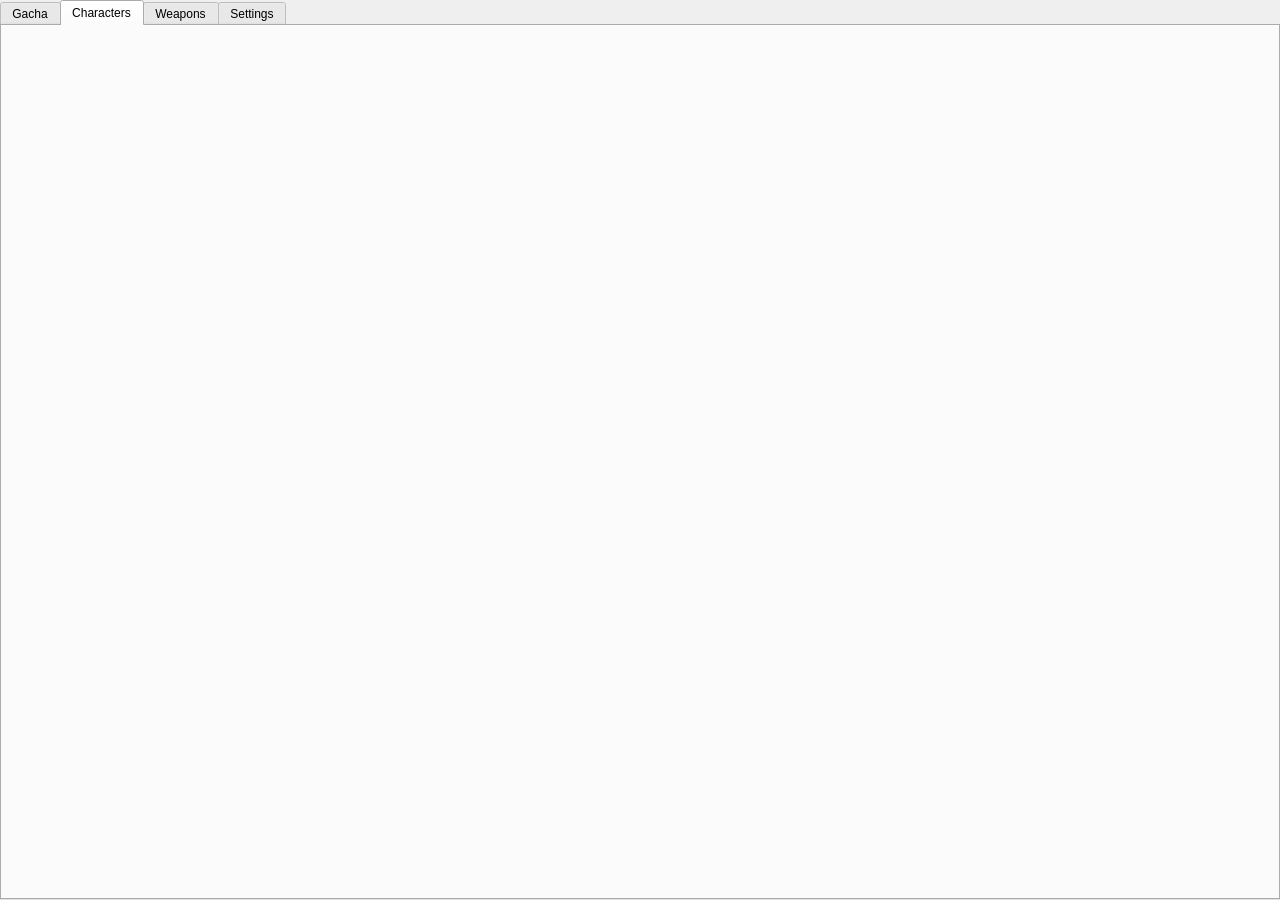
Before: the Qt Designer form tools/designer/degeneranki.ui in omn0mn0m/GachAnki, drawn with Qt 5.
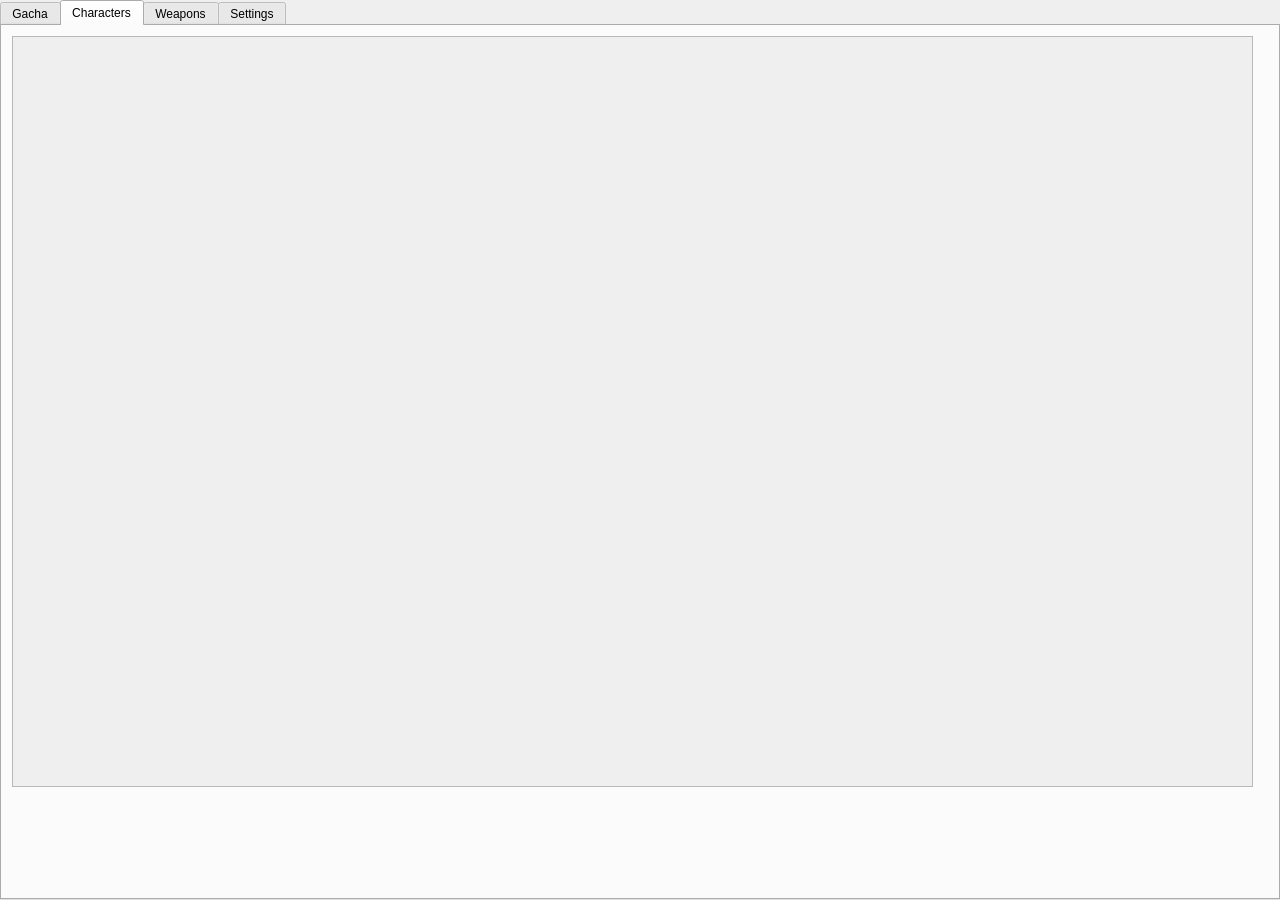
After: the same form once the commit is applied. The open tabs and pages were chosen to show the change. Icons and pictures are not drawn.

Commit message: Removed weapons

```diff
--- a/tools/designer/degeneranki.ui
+++ b/tools/designer/degeneranki.ui
@@ -89,6 +89,35 @@
    <attribute name="title">
     <string>Characters</string>
    </attribute>
+   <widget class="QScrollArea" name="scrollArea">
+    <property name="geometry">
+     <rect>
+      <x>10</x>
+      <y>10</y>
+      <width>1241</width>
+      <height>751</height>
+     </rect>
+    </property>
+    <property name="layoutDirection">
+     <enum>Qt::LeftToRight</enum>
+    </property>
+    <property name="horizontalScrollBarPolicy">
+     <enum>Qt::ScrollBarAsNeeded</enum>
+    </property>
+    <property name="widgetResizable">
+     <bool>true</bool>
+    </property>
+    <widget class="QWidget" name="scrollAreaWidgetContents">
+     <property name="geometry">
+      <rect>
+       <x>0</x>
+       <y>0</y>
+       <width>1239</width>
+       <height>749</height>
+      </rect>
+     </property>
+    </widget>
+   </widget>
   </widget>
   <widget class="QWidget" name="tab_3">
    <attribute name="title">
```
Left out of the diff: 2 changed lines with no effect on the pictures. The commit also changes 1 other file.
